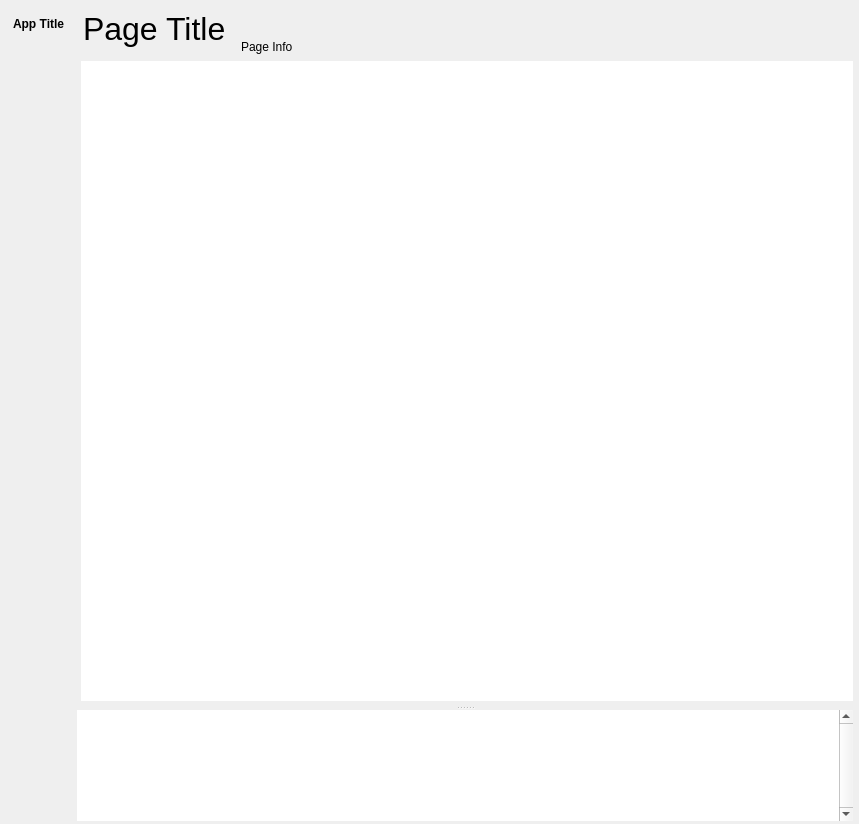
Before: the Qt Designer form src/conan_app_launcher/ui/fluent_window/fluent_window.ui in goszpeti/conan_explorer, drawn with Qt 5.
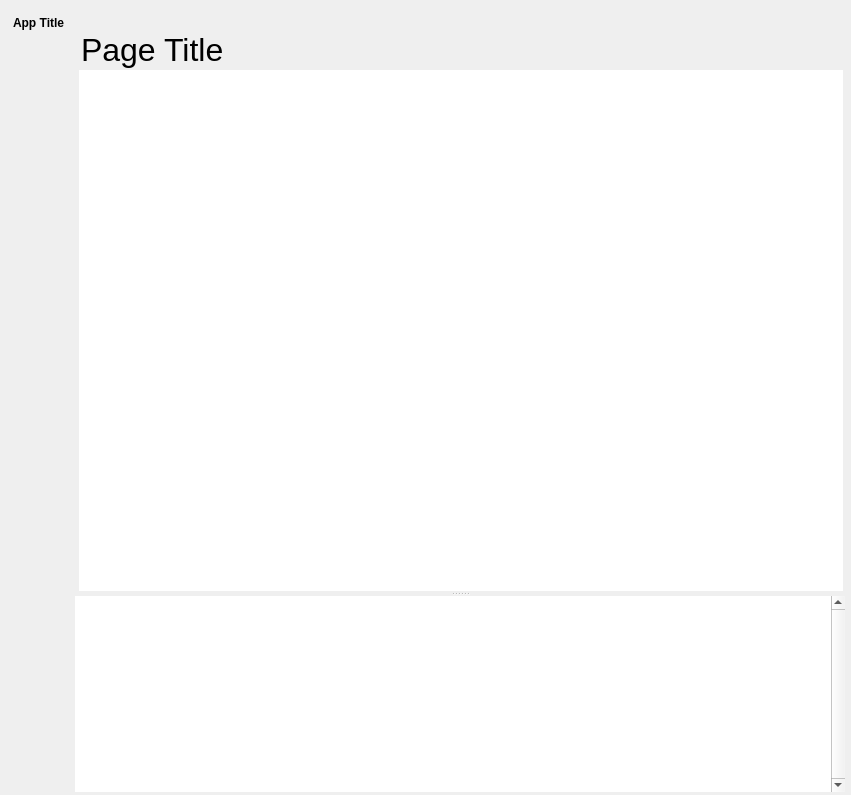
After: the same form once the commit is applied. Icons and pictures are not drawn.

Patch:
```diff
--- a/src/conan_app_launcher/ui/fluent_window/fluent_window.ui
+++ b/src/conan_app_launcher/ui/fluent_window/fluent_window.ui
@@ -6,8 +6,8 @@
    <rect>
     <x>0</x>
     <y>0</y>
-    <width>859</width>
-    <height>824</height>
+    <width>851</width>
+    <height>795</height>
    </rect>
   </property>
   <property name="sizePolicy">
@@ -59,6 +59,11 @@
     </disabled>
    </palette>
   </property>
+  <property name="font">
+   <font>
+    <stylestrategy>PreferAntialias</stylestrategy>
+   </font>
+  </property>
   <property name="acceptDrops">
    <bool>true</bool>
   </property>
@@ -84,7 +89,7 @@
      <number>2</number>
     </property>
     <property name="topMargin">
-     <number>1</number>
+     <number>0</number>
     </property>
     <property name="rightMargin">
      <number>1</number>
@@ -103,7 +108,7 @@
       <property name="lineWidth">
        <number>0</number>
       </property>
-      <layout class="QGridLayout" name="main_frame_layout">
+      <layout class="QGridLayout" name="main_frame_layout" rowstretch="1,10" columnstretch="1,20">
        <property name="leftMargin">
         <number>0</number>
        </property>
@@ -171,7 +176,7 @@
               <number>5</number>
              </property>
              <property name="topMargin">
-              <number>3</number>
+              <number>1</number>
              </property>
              <property name="rightMargin">
               <number>0</number>
@@ -182,7 +187,7 @@
              <item>
               <widget class="QLabel" name="page_title">
                <property name="sizePolicy">
-                <sizepolicy hsizetype="Minimum" vsizetype="Preferred">
+                <sizepolicy hsizetype="Minimum" vsizetype="MinimumExpanding">
                  <horstretch>0</horstretch>
                  <verstretch>0</verstretch>
                 </sizepolicy>
@@ -190,11 +195,21 @@
                <property name="font">
                 <font>
                  <pointsize>24</pointsize>
+                 <stylestrategy>PreferAntialias</stylestrategy>
                 </font>
                </property>
                <property name="text">
                 <string>Page Title</string>
                </property>
+               <property name="scaledContents">
+                <bool>true</bool>
+               </property>
+               <property name="alignment">
+                <set>Qt::AlignBottom|Qt::AlignLeading|Qt::AlignLeft</set>
+               </property>
+               <property name="margin">
+                <number>0</number>
+               </property>
               </widget>
              </item>
              <item>
@@ -232,13 +247,13 @@
                   <property name="minimumSize">
                    <size>
                     <width>0</width>
-                    <height>35</height>
+                    <height>50</height>
                    </size>
                   </property>
                   <property name="maximumSize">
                    <size>
-                    <width>150</width>
-                    <height>45</height>
+                    <width>165</width>
+                    <height>60</height>
                    </size>
                   </property>
                   <property name="layoutDirection">
@@ -267,18 +282,13 @@
                     <widget class="QPushButton" name="close_button">
                      <property name="minimumSize">
                       <size>
-                       <width>50</width>
-                       <height>30</height>
+                       <width>55</width>
+                       <height>40</height>
                       </size>
                      </property>
                      <property name="text">
                       <string/>
                      </property>
-                     <property name="icon">
-                      <iconset>
-                       <normalon>../../../../../../Users/peter/.designer/assets/icons/close.png</normalon>
-                      </iconset>
-                     </property>
                      <property name="flat">
                       <bool>true</bool>
                      </property>
@@ -288,18 +298,13 @@
                     <widget class="QPushButton" name="restore_max_button">
                      <property name="minimumSize">
                       <size>
-                       <width>50</width>
-                       <height>30</height>
+                       <width>55</width>
+                       <height>40</height>
                       </size>
                      </property>
                      <property name="text">
                       <string/>
                      </property>
-                     <property name="icon">
-                      <iconset>
-                       <normalon>../../../../../../Users/peter/.designer/assets/icons/restore.png</normalon>
-                      </iconset>
-                     </property>
                      <property name="flat">
                       <bool>true</bool>
                      </property>
@@ -309,18 +314,13 @@
                     <widget class="QPushButton" name="minimize_button">
                      <property name="minimumSize">
                       <size>
-                       <width>50</width>
-                       <height>30</height>
+                       <width>55</width>
+                       <height>40</height>
                       </size>
                      </property>
                      <property name="text">
                       <string/>
                      </property>
-                     <property name="icon">
-                      <iconset>
-                       <normalon>../../../../../../Users/peter/.designer/assets/icons/minus.png</normalon>
-                      </iconset>
-                     </property>
                      <property name="flat">
                       <bool>true</bool>
                      </property>
@@ -330,11 +330,17 @@
                  </widget>
                 </item>
                 <item>
-                 <widget class="QLabel" name="page_info_label">
-                  <property name="text">
-                   <string>Page Info</string>
+                 <spacer name="verticalSpacer_3">
+                  <property name="orientation">
+                   <enum>Qt::Vertical</enum>
                   </property>
-                 </widget>
+                  <property name="sizeHint" stdset="0">
+                   <size>
+                    <width>20</width>
+                    <height>40</height>
+                   </size>
+                  </property>
+                 </spacer>
                 </item>
                </layout>
               </widget>
@@ -353,12 +359,12 @@
          <property name="frameShadow">
           <enum>QFrame::Raised</enum>
          </property>
-         <layout class="QHBoxLayout" name="center_frame_layout" stretch="0,1">
+         <layout class="QHBoxLayout" name="center_frame_layout" stretch="0,0">
           <property name="spacing">
            <number>0</number>
           </property>
           <property name="sizeConstraint">
-           <enum>QLayout::SetNoConstraint</enum>
+           <enum>QLayout::SetDefaultConstraint</enum>
           </property>
           <property name="leftMargin">
            <number>0</number>
@@ -384,6 +390,9 @@
              <property name="spacing">
               <number>0</number>
              </property>
+             <property name="sizeConstraint">
+              <enum>QLayout::SetMinAndMaxSize</enum>
+             </property>
              <property name="leftMargin">
               <number>0</number>
              </property>
@@ -434,21 +443,30 @@
                   <number>2</number>
                  </property>
                  <property name="topMargin">
-                  <number>5</number>
-                 </property>
-                 <property name="rightMargin">
                   <number>0</number>
                  </property>
+                 <property name="rightMargin">
+                  <number>2</number>
+                 </property>
                  <property name="bottomMargin">
-                  <number>5</number>
+                  <number>1</number>
                  </property>
                  <item>
                   <widget class="QStackedWidget" name="page_stacked_widget">
+                   <property name="sizePolicy">
+                    <sizepolicy hsizetype="Preferred" vsizetype="Preferred">
+                     <horstretch>0</horstretch>
+                     <verstretch>0</verstretch>
+                    </sizepolicy>
+                   </property>
                    <property name="currentIndex">
                     <number>0</number>
                    </property>
                    <widget class="QWidget" name="page">
                     <layout class="QVBoxLayout" name="page_layout">
+                     <property name="sizeConstraint">
+                      <enum>QLayout::SetMaximumSize</enum>
+                     </property>
                      <property name="leftMargin">
                       <number>2</number>
                      </property>
@@ -464,7 +482,7 @@
                      <item>
                       <widget class="QListView" name="listView_2">
                        <property name="sizePolicy">
-                        <sizepolicy hsizetype="Expanding" vsizetype="Preferred">
+                        <sizepolicy hsizetype="Preferred" vsizetype="Preferred">
                          <horstretch>0</horstretch>
                          <verstretch>0</verstretch>
                         </sizepolicy>
@@ -482,7 +500,7 @@
                         <enum>QFrame::Plain</enum>
                        </property>
                        <property name="horizontalScrollBarPolicy">
-                        <enum>Qt::ScrollBarAsNeeded</enum>
+                        <enum>Qt::ScrollBarAlwaysOff</enum>
                        </property>
                        <property name="horizontalScrollMode">
                         <enum>QAbstractItemView::ScrollPerPixel</enum>
@@ -547,12 +565,24 @@
                      <verstretch>0</verstretch>
                     </sizepolicy>
                    </property>
+                   <property name="minimumSize">
+                    <size>
+                     <width>0</width>
+                     <height>150</height>
+                    </size>
+                   </property>
                    <property name="baseSize">
                     <size>
                      <width>832</width>
                      <height>200</height>
                     </size>
                    </property>
+                   <property name="font">
+                    <font>
+                     <family>Consolas</family>
+                     <stylestrategy>PreferAntialias</stylestrategy>
+                    </font>
+                   </property>
                    <property name="styleSheet">
                     <string notr="true"/>
                    </property>
@@ -571,18 +601,21 @@
                    <property name="autoFormatting">
                     <set>QTextEdit::AutoAll</set>
                    </property>
+                   <property name="tabChangesFocus">
+                    <bool>true</bool>
+                   </property>
                    <property name="readOnly">
                     <bool>true</bool>
                    </property>
                    <property name="html">
                     <string notr="true">&lt;!DOCTYPE HTML PUBLIC &quot;-//W3C//DTD HTML 4.0//EN&quot; &quot;http://www.w3.org/TR/REC-html40/strict.dtd&quot;&gt;
-&lt;html&gt;&lt;head&gt;&lt;meta name=&quot;qrichtext&quot; content=&quot;1&quot; /&gt;&lt;style type=&quot;text/css&quot;&gt;
+&lt;html&gt;&lt;head&gt;&lt;meta name=&quot;qrichtext&quot; content=&quot;1&quot; /&gt;&lt;meta charset=&quot;utf-8&quot; /&gt;&lt;style type=&quot;text/css&quot;&gt;
 p, li { white-space: pre-wrap; }
-&lt;/style&gt;&lt;/head&gt;&lt;body style=&quot; font-family:'MS Shell Dlg 2'; font-size:7.875pt; font-weight:400; font-style:normal;&quot;&gt;
-&lt;p style=&quot;-qt-paragraph-type:empty; margin-top:0px; margin-bottom:0px; margin-left:0px; margin-right:0px; -qt-block-indent:0; text-indent:0px;&quot;&gt;&lt;br /&gt;&lt;/p&gt;&lt;/body&gt;&lt;/html&gt;</string>
-                   </property>
-                   <property name="tabStopWidth">
-                    <number>200</number>
+hr { height: 1px; border-width: 0; }
+li.unchecked::marker { content: &quot;\2610&quot;; }
+li.checked::marker { content: &quot;\2612&quot;; }
+&lt;/style&gt;&lt;/head&gt;&lt;body style=&quot; font-family:'Consolas'; font-size:9pt; font-weight:400; font-style:normal;&quot;&gt;
+&lt;p style=&quot;-qt-paragraph-type:empty; margin-top:0px; margin-bottom:0px; margin-left:0px; margin-right:0px; -qt-block-indent:0; text-indent:0px; font-family:'Cascadia Mono';&quot;&gt;&lt;br /&gt;&lt;/p&gt;&lt;/body&gt;&lt;/html&gt;</string>
                    </property>
                    <property name="openExternalLinks">
                     <bool>true</bool>
@@ -623,10 +656,13 @@
              </size>
             </property>
             <property name="frameShape">
-             <enum>QFrame::NoFrame</enum>
+             <enum>QFrame::StyledPanel</enum>
             </property>
             <property name="frameShadow">
-             <enum>QFrame::Raised</enum>
+             <enum>QFrame::Sunken</enum>
+            </property>
+            <property name="lineWidth">
+             <number>1</number>
             </property>
             <layout class="QVBoxLayout" name="right_menu_frame_layout">
              <property name="leftMargin">
@@ -662,7 +698,7 @@
                 <enum>Qt::ScrollBarAsNeeded</enum>
                </property>
                <property name="horizontalScrollBarPolicy">
-                <enum>Qt::ScrollBarAsNeeded</enum>
+                <enum>Qt::ScrollBarAlwaysOff</enum>
                </property>
                <property name="sizeAdjustPolicy">
                 <enum>QAbstractScrollArea::AdjustToContents</enum>
@@ -676,7 +712,7 @@
                   <x>0</x>
                   <y>0</y>
                   <width>93</width>
-                  <height>744</height>
+                  <height>716</height>
                  </rect>
                 </property>
                 <property name="minimumSize">
@@ -853,18 +889,6 @@
        </item>
        <item row="0" column="0" rowspan="2">
         <widget class="QFrame" name="left_menu_frame">
-         <property name="minimumSize">
-          <size>
-           <width>75</width>
-           <height>0</height>
-          </size>
-         </property>
-         <property name="maximumSize">
-          <size>
-           <width>75</width>
-           <height>16777215</height>
-          </size>
-         </property>
          <property name="styleSheet">
           <string notr="true"/>
          </property>
@@ -878,6 +902,9 @@
           <property name="spacing">
            <number>0</number>
           </property>
+          <property name="sizeConstraint">
+           <enum>QLayout::SetDefaultConstraint</enum>
+          </property>
           <property name="leftMargin">
            <number>3</number>
           </property>
@@ -924,9 +951,9 @@
                </property>
                <property name="font">
                 <font>
-                 <weight>75</weight>
                  <italic>false</italic>
                  <bold>true</bold>
+                 <stylestrategy>PreferAntialias</stylestrategy>
                 </font>
                </property>
                <property name="styleSheet">
@@ -949,7 +976,7 @@
              <item>
               <widget class="QPushButton" name="toggle_left_menu_button">
                <property name="sizePolicy">
-                <sizepolicy hsizetype="Minimum" vsizetype="Fixed">
+                <sizepolicy hsizetype="Fixed" vsizetype="Fixed">
                  <horstretch>0</horstretch>
                  <verstretch>0</verstretch>
                 </sizepolicy>
```
